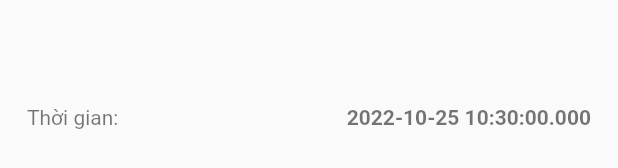
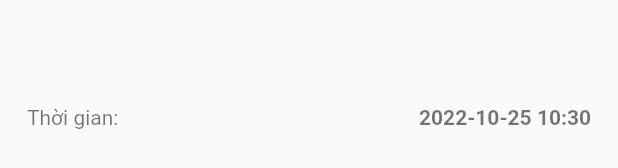
Before and after one commit to datnlm-digiex/dr-home, a Flutter app: the CellCard widget shown alone on an empty page, opened directly with empty values, on a phone screen of 412 x 824 dp. Shown: the part 336-504 px from the top of the screen. Run offline on Flutter 3.47's test engine with Material 2 defaults, Android fonts, the light colour scheme and no system bars; our stand-ins replace bubble, cached_network_image, cloud_firestore, date_time_picker, dio, expandable_text and 25 more; missing offline and left inert: agora_rtc_engine, flutter_facebook_auth, flutter_polyline_points, geocoder, material_dialogs, screen; accounts and stored records are empty.

Commit message:
update layout history survey cart

```diff
--- a/lib/widget/survey_history.dart
+++ b/lib/widget/survey_history.dart
@@ -56,7 +56,9 @@ class _CellCardState extends State<CellCard> {
                       mainAxisAlignment: MainAxisAlignment.spaceBetween,
                       children: [
                         Text('Thời gian:'),
-                        Text('${widget.surveyResult.createdate}',
+                        Text(
+                            // '${DateTime.parse('${widget.surveyResult.createdate.toString()}')}',
+                            '${DateFormat("yyyy-MM-dd hh:mm").format(widget.surveyResult.createdate)}',
                             style: const TextStyle(
                               fontWeight: FontWeight.bold,
                             )),
```
Also changed, not shown: lib/Screens/survey_screen/survey_history_screen.dart (+6 -5 lines).
